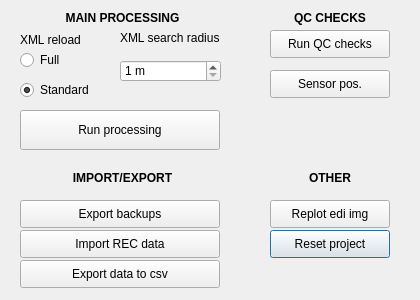
This is MTSM_dialog_base.ui in AGrand24/mtsm_plugin as Qt 5 draws it before an edit. The edited form follows.
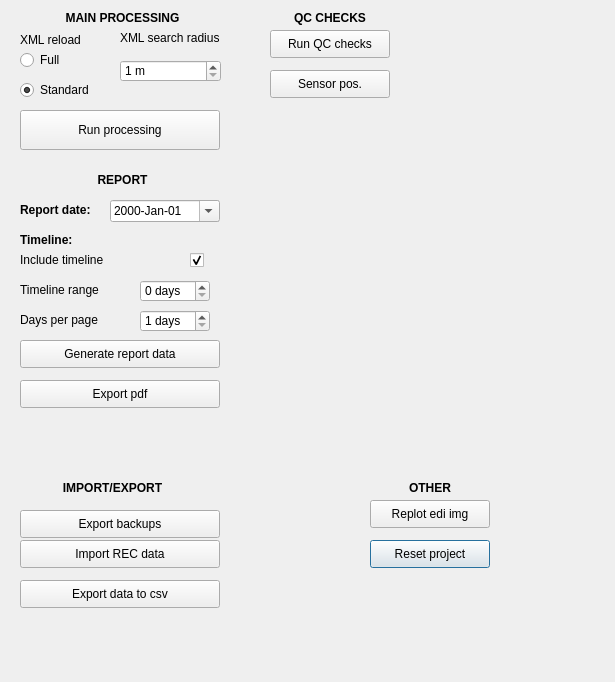
This is the edited form.

Diff of the .ui file:
```diff
--- a/MTSM_dialog_base.ui
+++ b/MTSM_dialog_base.ui
@@ -6,8 +6,8 @@
    <rect>
     <x>0</x>
     <y>0</y>
-    <width>420</width>
-    <height>300</height>
+    <width>615</width>
+    <height>682</height>
    </rect>
   </property>
   <property name="windowTitle">
@@ -16,8 +16,8 @@
   <widget class="QPushButton" name="pb_clean_project">
    <property name="geometry">
     <rect>
-     <x>270</x>
-     <y>230</y>
+     <x>370</x>
+     <y>540</y>
      <width>120</width>
      <height>28</height>
     </rect>
@@ -39,7 +39,7 @@
    <property name="geometry">
     <rect>
      <x>20</x>
-     <y>230</y>
+     <y>540</y>
      <width>200</width>
      <height>28</height>
     </rect>
@@ -58,7 +58,7 @@
    <property name="geometry">
     <rect>
      <x>20</x>
-     <y>200</y>
+     <y>510</y>
      <width>200</width>
      <height>28</height>
     </rect>
@@ -289,8 +289,8 @@
   <widget class="QLabel" name="lab_import_export">
    <property name="geometry">
     <rect>
-     <x>10</x>
-     <y>170</y>
+     <x>0</x>
+     <y>480</y>
      <width>225</width>
      <height>16</height>
     </rect>
@@ -321,7 +321,7 @@
    <property name="geometry">
     <rect>
      <x>20</x>
-     <y>260</y>
+     <y>580</y>
      <width>200</width>
      <height>28</height>
     </rect>
@@ -349,8 +349,8 @@
   <widget class="QLabel" name="lab_other">
    <property name="geometry">
     <rect>
-     <x>270</x>
-     <y>170</y>
+     <x>370</x>
+     <y>480</y>
      <width>120</width>
      <height>16</height>
     </rect>
@@ -380,8 +380,8 @@
   <widget class="QPushButton" name="pb_replot_edi">
    <property name="geometry">
     <rect>
-     <x>270</x>
-     <y>200</y>
+     <x>370</x>
+     <y>500</y>
      <width>120</width>
      <height>28</height>
     </rect>
@@ -399,6 +399,306 @@
     <bool>true</bool>
    </property>
   </widget>
+  <widget class="QLabel" name="lab_report">
+   <property name="geometry">
+    <rect>
+     <x>10</x>
+     <y>170</y>
+     <width>225</width>
+     <height>20</height>
+    </rect>
+   </property>
+   <property name="font">
+    <font>
+     <weight>75</weight>
+     <bold>true</bold>
+    </font>
+   </property>
+   <property name="frameShape">
+    <enum>QFrame::NoFrame</enum>
+   </property>
+   <property name="frameShadow">
+    <enum>QFrame::Plain</enum>
+   </property>
+   <property name="text">
+    <string>REPORT</string>
+   </property>
+   <property name="alignment">
+    <set>Qt::AlignCenter</set>
+   </property>
+   <property name="wordWrap">
+    <bool>false</bool>
+   </property>
+  </widget>
+  <widget class="QPushButton" name="pb_export_report">
+   <property name="geometry">
+    <rect>
+     <x>20</x>
+     <y>380</y>
+     <width>200</width>
+     <height>28</height>
+    </rect>
+   </property>
+   <property name="text">
+    <string>Export pdf</string>
+   </property>
+  </widget>
+  <widget class="QCheckBox" name="cb_report_timeline">
+   <property name="geometry">
+    <rect>
+     <x>190</x>
+     <y>250</y>
+     <width>20</width>
+     <height>20</height>
+    </rect>
+   </property>
+   <property name="layoutDirection">
+    <enum>Qt::LeftToRight</enum>
+   </property>
+   <property name="text">
+    <string/>
+   </property>
+   <property name="checked">
+    <bool>true</bool>
+   </property>
+  </widget>
+  <widget class="QLabel" name="lab_report_tl_include">
+   <property name="geometry">
+    <rect>
+     <x>20</x>
+     <y>230</y>
+     <width>100</width>
+     <height>20</height>
+    </rect>
+   </property>
+   <property name="font">
+    <font>
+     <weight>75</weight>
+     <bold>true</bold>
+    </font>
+   </property>
+   <property name="frameShape">
+    <enum>QFrame::NoFrame</enum>
+   </property>
+   <property name="frameShadow">
+    <enum>QFrame::Plain</enum>
+   </property>
+   <property name="text">
+    <string>Timeline:</string>
+   </property>
+   <property name="alignment">
+    <set>Qt::AlignLeading|Qt::AlignLeft|Qt::AlignVCenter</set>
+   </property>
+   <property name="wordWrap">
+    <bool>false</bool>
+   </property>
+  </widget>
+  <widget class="QSpinBox" name="sb_tl_range">
+   <property name="geometry">
+    <rect>
+     <x>140</x>
+     <y>280</y>
+     <width>70</width>
+     <height>22</height>
+    </rect>
+   </property>
+   <property name="focusPolicy">
+    <enum>Qt::StrongFocus</enum>
+   </property>
+   <property name="toolTip">
+    <string>Timeline range - 0=full project range</string>
+   </property>
+   <property name="suffix">
+    <string> days</string>
+   </property>
+   <property name="prefix">
+    <string/>
+   </property>
+   <property name="minimum">
+    <number>0</number>
+   </property>
+   <property name="maximum">
+    <number>999999</number>
+   </property>
+  </widget>
+  <widget class="QSpinBox" name="sb_tl_page_range">
+   <property name="geometry">
+    <rect>
+     <x>140</x>
+     <y>310</y>
+     <width>70</width>
+     <height>22</height>
+    </rect>
+   </property>
+   <property name="focusPolicy">
+    <enum>Qt::StrongFocus</enum>
+   </property>
+   <property name="toolTip">
+    <string>Days per page in timeline report</string>
+   </property>
+   <property name="suffix">
+    <string> days</string>
+   </property>
+   <property name="minimum">
+    <number>1</number>
+   </property>
+   <property name="maximum">
+    <number>7</number>
+   </property>
+  </widget>
+  <widget class="QLabel" name="lab_report_3">
+   <property name="geometry">
+    <rect>
+     <x>20</x>
+     <y>280</y>
+     <width>100</width>
+     <height>20</height>
+    </rect>
+   </property>
+   <property name="font">
+    <font>
+     <weight>50</weight>
+     <bold>false</bold>
+    </font>
+   </property>
+   <property name="frameShape">
+    <enum>QFrame::NoFrame</enum>
+   </property>
+   <property name="frameShadow">
+    <enum>QFrame::Plain</enum>
+   </property>
+   <property name="text">
+    <string>Timeline range</string>
+   </property>
+   <property name="alignment">
+    <set>Qt::AlignLeading|Qt::AlignLeft|Qt::AlignVCenter</set>
+   </property>
+   <property name="wordWrap">
+    <bool>false</bool>
+   </property>
+  </widget>
+  <widget class="QLabel" name="lab_report_4">
+   <property name="geometry">
+    <rect>
+     <x>20</x>
+     <y>310</y>
+     <width>100</width>
+     <height>20</height>
+    </rect>
+   </property>
+   <property name="font">
+    <font>
+     <weight>50</weight>
+     <bold>false</bold>
+    </font>
+   </property>
+   <property name="frameShape">
+    <enum>QFrame::NoFrame</enum>
+   </property>
+   <property name="frameShadow">
+    <enum>QFrame::Plain</enum>
+   </property>
+   <property name="text">
+    <string>Days per page</string>
+   </property>
+   <property name="alignment">
+    <set>Qt::AlignLeading|Qt::AlignLeft|Qt::AlignVCenter</set>
+   </property>
+   <property name="wordWrap">
+    <bool>false</bool>
+   </property>
+  </widget>
+  <widget class="QPushButton" name="pb_generate_report">
+   <property name="geometry">
+    <rect>
+     <x>20</x>
+     <y>340</y>
+     <width>200</width>
+     <height>28</height>
+    </rect>
+   </property>
+   <property name="text">
+    <string>Generate report data</string>
+   </property>
+  </widget>
+  <widget class="QLabel" name="lab_report_tl_include_2">
+   <property name="geometry">
+    <rect>
+     <x>20</x>
+     <y>250</y>
+     <width>100</width>
+     <height>20</height>
+    </rect>
+   </property>
+   <property name="font">
+    <font>
+     <weight>50</weight>
+     <bold>false</bold>
+    </font>
+   </property>
+   <property name="frameShape">
+    <enum>QFrame::NoFrame</enum>
+   </property>
+   <property name="frameShadow">
+    <enum>QFrame::Plain</enum>
+   </property>
+   <property name="text">
+    <string>Include timeline</string>
+   </property>
+   <property name="alignment">
+    <set>Qt::AlignLeading|Qt::AlignLeft|Qt::AlignVCenter</set>
+   </property>
+   <property name="wordWrap">
+    <bool>false</bool>
+   </property>
+  </widget>
+  <widget class="QDateEdit" name="de_report_date">
+   <property name="geometry">
+    <rect>
+     <x>110</x>
+     <y>200</y>
+     <width>110</width>
+     <height>22</height>
+    </rect>
+   </property>
+   <property name="displayFormat">
+    <string>yyyy-MMM-dd</string>
+   </property>
+   <property name="calendarPopup">
+    <bool>true</bool>
+   </property>
+  </widget>
+  <widget class="QLabel" name="lab_report_tl_include_3">
+   <property name="geometry">
+    <rect>
+     <x>20</x>
+     <y>200</y>
+     <width>100</width>
+     <height>20</height>
+    </rect>
+   </property>
+   <property name="font">
+    <font>
+     <weight>75</weight>
+     <bold>true</bold>
+    </font>
+   </property>
+   <property name="frameShape">
+    <enum>QFrame::NoFrame</enum>
+   </property>
+   <property name="frameShadow">
+    <enum>QFrame::Plain</enum>
+   </property>
+   <property name="text">
+    <string>Report date:</string>
+   </property>
+   <property name="alignment">
+    <set>Qt::AlignLeading|Qt::AlignLeft|Qt::AlignVCenter</set>
+   </property>
+   <property name="wordWrap">
+    <bool>false</bool>
+   </property>
+  </widget>
  </widget>
  <resources/>
  <connections/>
```
Left out of the diff: 2 changed lines with no effect on the pictures.
